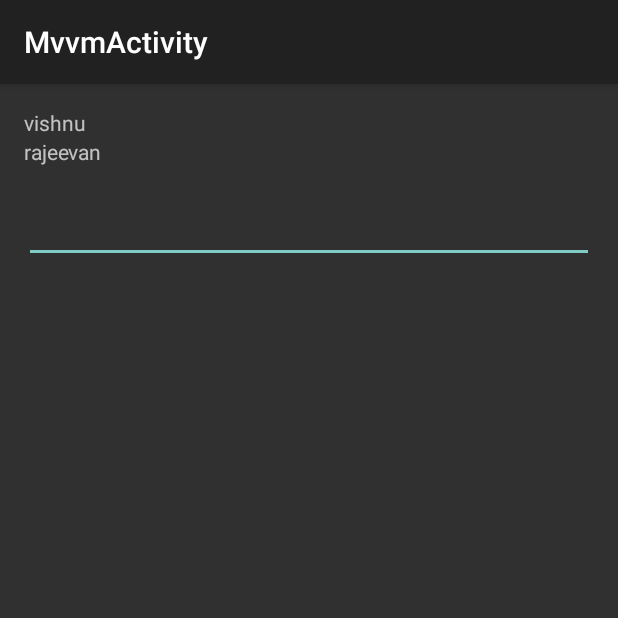
After one commit to burntcookie90/GoogleIOTest, an Android app: the MvvmActivity screen opened directly, with no data from a screen before it, on a phone screen of 412 x 824 dp, the top half of it. The commit adds this screen. Run offline under Robolectric (Android 15) with nearby library versions, the phone set to English and light mode, and no system bars; our stand-ins replace data binding.

Commit message:
add viewmodel implementation

```diff
--- a/app/src/main/AndroidManifest.xml
+++ b/app/src/main/AndroidManifest.xml
@@ -12,8 +12,13 @@
             android:label="@string/title_activity_main" >
             <intent-filter>
                 <action android:name="android.intent.action.MAIN" />
+
                 <category android:name="android.intent.category.LAUNCHER" />
             </intent-filter>
+        </activity>
+        <activity
+            android:name=".mvvm.MvvmActivity"
+            android:label="@string/title_activity_mvvm" >
         </activity>
     </application>
 
--- a/app/src/main/java/io/dwak/googleiotest/main/MainPresenterImpl.java
+++ b/app/src/main/java/io/dwak/googleiotest/main/MainPresenterImpl.java
@@ -10,7 +10,7 @@ public class MainPresenterImpl extends AbstractPresenter<MainView> implements Ma
     private User mUser;
 
     @Override
-    public void getUser() {
+    public void createUser() {
         mUser = new User("vishnu");
         getView().displayUser(mUser);
     }
--- /dev/null
+++ b/app/src/main/java/io/dwak/googleiotest/mvvm/MainViewModel.java
@@ -0,0 +1,48 @@
+package io.dwak.googleiotest.mvvm;
+
+import android.databinding.BaseObservable;
+import android.databinding.Bindable;
+
+import io.dwak.googleiotest.BR;
+
+public class MainViewModel extends BaseObservable{
+    private String firstName;
+    private String lastName;
+    private String textFromUser;
+
+    public MainViewModel(String firstName, String lastName) {
+        this.firstName = firstName;
+        this.lastName = lastName;
+        textFromUser = "";
+    }
+
+    @Bindable
+    public String getFirstName() {
+        return firstName;
+    }
+
+    public void setFirstName(String firstName) {
+        this.firstName = firstName;
+        notifyPropertyChanged(BR.firstName);
+    }
+
+    @Bindable
+    public String getLastName() {
+        return lastName;
+    }
+
+    public void setLastName(String lastName) {
+        this.lastName = lastName;
+        notifyPropertyChanged(BR.lastName);
+    }
+
+    @Bindable
+    public String getTextFromUser() {
+        return textFromUser;
+    }
+
+    public void setTextFromUser(String textFromUser) {
+        this.textFromUser = textFromUser;
+        notifyPropertyChanged(BR.textFromUser);
+    }
+}
--- /dev/null
+++ b/app/src/main/java/io/dwak/googleiotest/mvvm/MvvmActivity.java
@@ -0,0 +1,40 @@
+package io.dwak.googleiotest.mvvm;
+
+import android.databinding.DataBindingUtil;
+import android.os.Bundle;
+import android.support.v7.app.AppCompatActivity;
+import android.text.Editable;
+import android.text.TextWatcher;
+
+import io.dwak.googleiotest.R;
+import io.dwak.googleiotest.databinding.ActivityMvvmBinding;
+
+public class MvvmActivity extends AppCompatActivity {
+
+    private ActivityMvvmBinding mBinding;
+
+    @Override
+    protected void onCreate(Bundle savedInstanceState) {
+        super.onCreate(savedInstanceState);
+        final MainViewModel viewModel = new MainViewModel("vishnu", "rajeevan");
+        mBinding = DataBindingUtil.setContentView(this, R.layout.activity_mvvm);
+        mBinding.setViewmodel(viewModel);
+
+        mBinding.textInput.addTextChangedListener(new TextWatcher() {
+            @Override
+            public void beforeTextChanged(CharSequence s, int start, int count, int after) {
+
+            }
+
+            @Override
+            public void onTextChanged(CharSequence s, int start, int before, int count) {
+
+            }
+
+            @Override
+            public void afterTextChanged(Editable s) {
+                viewModel.setTextFromUser(s.toString());
+            }
+        });
+    }
+}
--- a/app/src/main/java/io/dwak/googleiotest/presenter/MainPresenter.java
+++ b/app/src/main/java/io/dwak/googleiotest/presenter/MainPresenter.java
@@ -1,6 +1,6 @@
 package io.dwak.googleiotest.presenter;
 
 public interface MainPresenter {
-    void getUser();
+    void createUser();
     void updateUser(String name);
 }
--- /dev/null
+++ b/app/src/main/res/layout/activity_mvvm.xml
@@ -0,0 +1,47 @@
+<layout
+    xmlns:android="http://schemas.android.com/apk/res/android">
+    <data>
+        <variable
+            name="viewmodel"
+            type="io.dwak.googleiotest.mvvm.MainViewModel"/>
+    </data>
+
+    <RelativeLayout
+        xmlns:tools="http://schemas.android.com/tools"
+        android:layout_width="match_parent"
+        android:layout_height="match_parent"
+        android:paddingLeft="@dimen/activity_horizontal_margin"
+        android:paddingRight="@dimen/activity_horizontal_margin"
+        android:paddingTop="@dimen/activity_vertical_margin"
+        android:paddingBottom="@dimen/activity_vertical_margin"
+        tools:context="io.dwak.googleiotest.mvvm.MvvmActivity">
+
+        <TextView
+            android:id="@+id/first_name"
+            android:text="@{viewmodel.firstName}"
+            android:layout_width="wrap_content"
+            android:layout_height="wrap_content"/>
+
+        <TextView
+            android:id="@+id/last_name"
+            android:layout_below="@id/first_name"
+            android:text="@{viewmodel.lastName}"
+            android:layout_width="wrap_content"
+            android:layout_height="wrap_content"/>
+
+        <TextView
+            android:id="@+id/text_from_user"
+            android:layout_below="@id/last_name"
+            android:text="@{viewmodel.textFromUser}"
+            android:layout_width="wrap_content"
+            android:layout_height="wrap_content"/>
+
+        <EditText
+            android:id="@+id/text_input"
+            android:layout_below="@id/text_from_user"
+            android:layout_width="match_parent"
+            android:layout_height="wrap_content"/>
+
+    </RelativeLayout>
+
+</layout>
--- a/app/src/main/res/values/strings.xml
+++ b/app/src/main/res/values/strings.xml
@@ -4,4 +4,5 @@
 
     <string name="hello_world">Hello world!</string>
     <string name="action_settings">Settings</string>
+    <string name="title_activity_mvvm">MvvmActivity</string>
 </resources>
```
Also changed, not shown: app/src/main/java/io/dwak/googleiotest/main/MainActivity.java (+10 -1 lines), app/src/main/res/layout/main_activity.xml (+7 -0 lines), app/src/main/res/menu/menu_mvvm.xml (added, +9 -0 lines).
